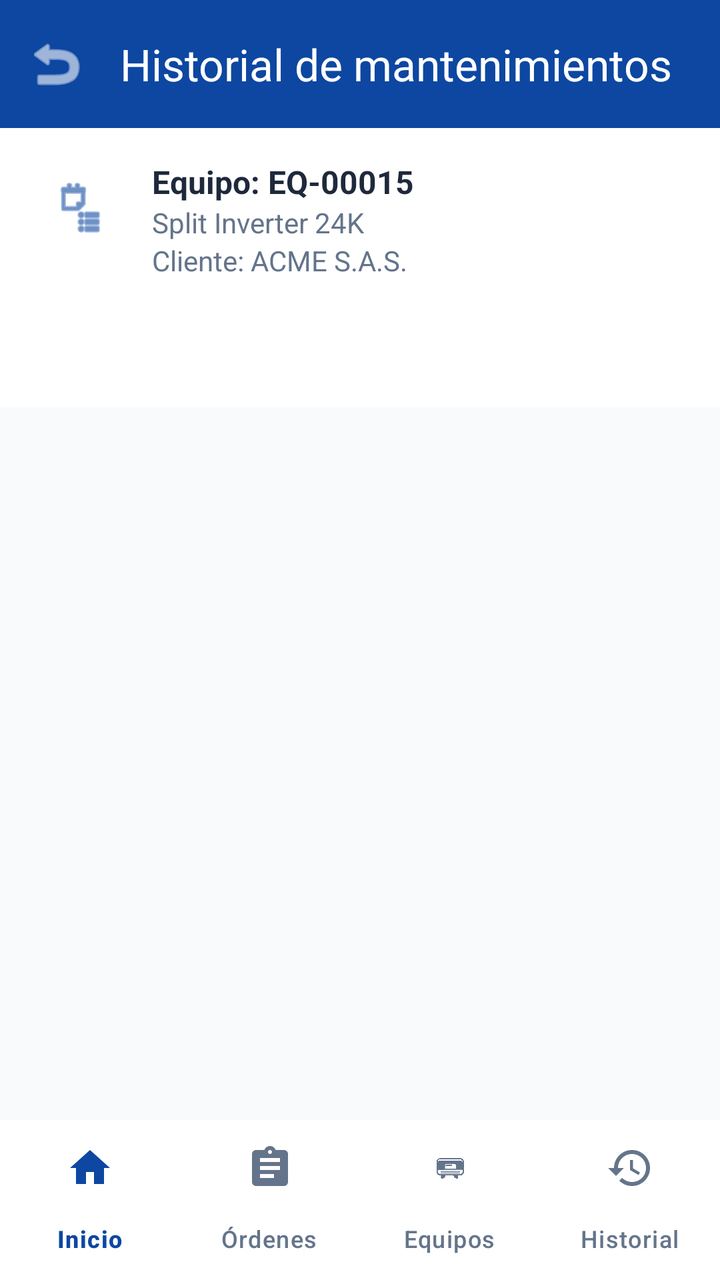
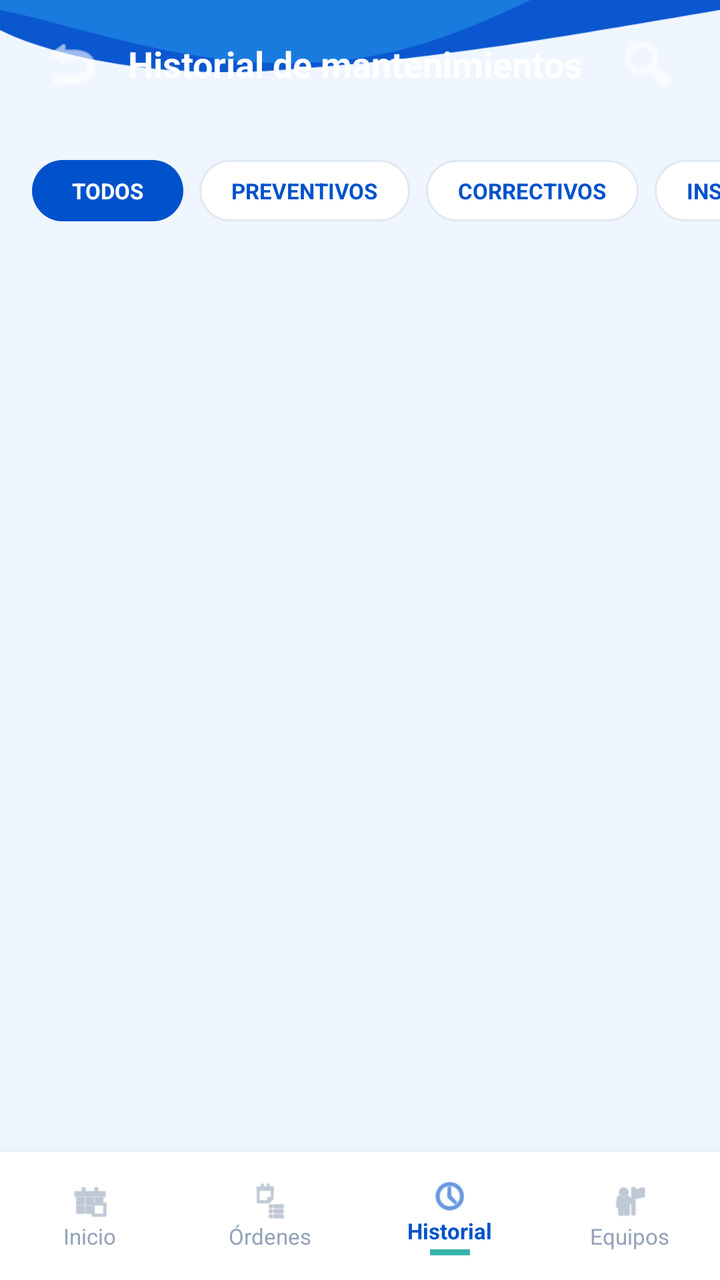

Compare the two renders of this Android layout. The source of the first and the diff that turns it into the second are given below.
<!-- AndroidManifest.xml: application theme Theme.ClimaTrack -->
<!-- res/layout/activity_historial.xml -->
<?xml version="1.0" encoding="utf-8"?>
<androidx.coordinatorlayout.widget.CoordinatorLayout
    xmlns:android="http://schemas.android.com/apk/res/android"
    xmlns:app="http://schemas.android.com/apk/res-auto"
    android:layout_width="match_parent"
    android:layout_height="match_parent"
    android:background="#F8FAFC">

    <com.google.android.material.appbar.AppBarLayout
        android:layout_width="match_parent"
        android:layout_height="wrap_content">

        <com.google.android.material.appbar.MaterialToolbar
            android:id="@+id/toolbar"
            android:layout_width="match_parent"
            android:layout_height="?attr/actionBarSize"
            android:background="#0D47A1"
            app:navigationIcon="@android:drawable/ic_menu_revert"
            app:navigationIconTint="@color/white"
            app:title="Historial de mantenimientos"
            app:titleTextColor="@color/white" />
    </com.google.android.material.appbar.AppBarLayout>

    <LinearLayout
        android:layout_width="match_parent"
        android:layout_height="match_parent"
        android:orientation="vertical"
        app:layout_behavior="@string/appbar_scrolling_view_behavior">

        
        <LinearLayout
            android:layout_width="match_parent"
            android:layout_height="wrap_content"
            android:background="@color/white"
            android:padding="16dp">

            <ImageView
                android:layout_width="48dp"
                android:layout_height="48dp"
                android:background="@drawable/bg_circle_white"
                android:padding="10dp"
                android:src="@android:drawable/ic_menu_agenda"
                app:tint="#0D47A1" />

            <LinearLayout
                android:layout_width="match_parent"
                android:layout_height="wrap_content"
                android:layout_marginStart="12dp"
                android:orientation="vertical">

                <TextView
                    android:layout_width="wrap_content"
                    android:layout_height="wrap_content"
                    android:text="Equipo: EQ-00015"
                    android:textColor="#1E293B"
                    android:textSize="16sp"
                    android:textStyle="bold" />

                <TextView
                    android:layout_width="wrap_content"
                    android:layout_height="wrap_content"
                    android:text="Split Inverter 24K"
                    android:textColor="#64748B"
                    android:textSize="14sp" />

                <TextView
                    android:layout_width="wrap_content"
                    android:layout_height="wrap_content"
                    android:text="Cliente: ACME S.A.S."
                    android:textColor="#64748B"
                    android:textSize="14sp" />
            </LinearLayout>
        </LinearLayout>

        
        <com.google.android.material.tabs.TabLayout
            android:id="@+id/tabLayout"
            android:layout_width="match_parent"
            android:layout_height="wrap_content"
            android:background="@color/white"
            app:tabIndicatorColor="#0D47A1"
            app:tabMode="scrollable"
            app:tabSelectedTextColor="#0D47A1"
            app:tabTextColor="#64748B" />

        
        <androidx.recyclerview.widget.RecyclerView
            android:id="@+id/rvHistorial"
            android:layout_width="match_parent"
            android:layout_height="0dp"
            android:layout_weight="1"
            android:paddingTop="8dp"
            android:paddingBottom="8dp" />

        
        <com.google.android.material.bottomnavigation.BottomNavigationView
            android:id="@+id/bottomNavigation"
            android:layout_width="match_parent"
            android:layout_height="wrap_content"
            android:background="@color/white"
            app:backgroundTint="@android:color/white"
            app:elevation="8dp"
            app:itemActiveIndicatorStyle="@null"
            app:itemIconTint="@color/bottom_nav_colors"
            app:itemTextColor="@color/bottom_nav_colors"
            app:labelVisibilityMode="labeled"
            app:menu="@menu/bottom_menu" />
    </LinearLayout>

</androidx.coordinatorlayout.widget.CoordinatorLayout>
<!-- resources referenced by this layout -->
<resources>
  <color name="white">#FFFFFFFF</color>
  <!-- drawable bg_circle_white (drawable) -->
  <shape xmlns:android="http://schemas.android.com/apk/res/android"
      android:shape="oval">
      <solid android:color="@android:color/white" />
  </shape>
  <style name="Theme.ClimaTrack" parent="Base.Theme.ClimaTrack" />
  <color name="primary">#0D50B5</color>
  <color name="on_primary">#FFFFFF</color>
  <color name="primary_container">#D9EEFF</color>
  <color name="on_primary_container">#06366F</color>
  <color name="secondary">#68D0BC</color>
  <color name="on_secondary">#073A35</color>
  <color name="secondary_container">#D8F5EF</color>
  <color name="on_secondary_container">#12483F</color>
  <style name="Widget.App.BottomNavigationView" parent="Widget.Material3.BottomNavigationView">
          <item name="indicatorColor">#33FFFFFF</item>
          <item name="itemIconTint">@color/bottom_nav_colors_white</item>
          <item name="itemTextColor">@color/bottom_nav_colors_white</item>
          <item name="backgroundTint">#0D47A1</item>
      </style>
  <style name="ShapeAppearance.ClimaTrack.Small" parent="ShapeAppearance.Material3.SmallComponent">
          <item name="cornerSize">8dp</item>
      </style>
  <style name="ShapeAppearance.ClimaTrack.Medium" parent="ShapeAppearance.Material3.MediumComponent">
          <item name="cornerSize">16dp</item>
      </style>
  <style name="ShapeAppearance.ClimaTrack.Large" parent="ShapeAppearance.Material3.LargeComponent">
          <item name="cornerSize">28dp</item>
      </style>
  <!-- unchanged entries left out for length: 1 -->
</resources>

<!-- the commit's change to res/layout/activity_historial.xml (unified diff, before → after) -->
@@ -1,110 +1,309 @@
 <?xml version="1.0" encoding="utf-8"?>
-<androidx.coordinatorlayout.widget.CoordinatorLayout
-    xmlns:android="http://schemas.android.com/apk/res/android"
+<androidx.constraintlayout.widget.ConstraintLayout xmlns:android="http://schemas.android.com/apk/res/android"
+    xmlns:app="http://schemas.android.com/apk/res-auto"
+    xmlns:tools="http://schemas.android.com/tools"
+    android:layout_width="match_parent"
+    android:layout_height="match_parent"
+    tools:context=".activities.HistorialActivity">
+
+    
+    <ImageView
+        android:id="@+id/ivFondoPantalla"
+        android:layout_width="0dp"
+        android:layout_height="0dp"
+        android:contentDescription="@null"
+        android:scaleType="centerCrop"
+        android:src="@drawable/bg_detalle_orden"
+        app:layout_constraintBottom_toBottomOf="parent"
+        app:layout_constraintEnd_toEndOf="parent"
+        app:layout_constraintStart_toStartOf="parent"
+        app:layout_constraintTop_toTopOf="parent" />
+
+    
+    <RelativeLayout
+        android:id="@+id/headerToolbar"
+        android:layout_width="match_parent"
+        android:layout_height="64dp"
+        android:paddingHorizontal="20dp"
+        app:layout_constraintTop_toTopOf="parent">
+
+        <ImageButton
+            android:id="@+id/btnBack"
+            android:layout_width="32dp"
+            android:layout_height="32dp"
+            android:layout_alignParentStart="true"
+            android:layout_centerVertical="true"
+            android:background="?attr/selectableItemBackgroundBorderless"
+            android:contentDescription="Regresar"
+            android:src="@android:drawable/ic_menu_revert"
+            app:tint="@android:color/white" />
+
+        <TextView
+            android:layout_width="wrap_content"
+            android:layout_height="wrap_content"
+            android:layout_centerVertical="true"
+            android:layout_marginStart="12dp"
+            android:layout_toEndOf="@id/btnBack"
+            android:text="Historial de mantenimientos"
+            android:textColor="@android:color/white"
+            android:textSize="18sp"
+            android:textStyle="bold" />
+
+        <ImageButton
+            android:id="@+id/btnFiltroHeader"
+            android:layout_width="32dp"
+            android:layout_height="32dp"
+            android:layout_alignParentEnd="true"
+            android:layout_centerVertical="true"
+            android:background="?attr/selectableItemBackgroundBorderless"
+            android:contentDescription="Filtro"
+            android:src="@android:drawable/ic_menu_search"
+            app:tint="@android:color/white" />
+
+    </RelativeLayout>
+
+    
+    <HorizontalScrollView
+        android:id="@+id/filtersContainer"
+        android:layout_width="match_parent"
+        android:layout_height="wrap_content"
+        android:layout_marginTop="8dp"
+        android:clipToPadding="false"
+        android:paddingHorizontal="16dp"
+        android:scrollbars="none"
+        app:layout_constraintTop_toBottomOf="@id/headerToolbar">
+
+        <LinearLayout
+            android:layout_width="wrap_content"
+            android:layout_height="wrap_content"
+            android:orientation="horizontal"
+            android:paddingVertical="8dp">
+
+            <TextView
+                android:id="@+id/chipTodos"
+                android:layout_width="wrap_content"
+                android:layout_height="wrap_content"
+                android:layout_marginEnd="8dp"
+                android:background="@drawable/bg_chip_selected"
+                android:paddingHorizontal="20dp"
+                android:paddingVertical="8dp"
+                android:text="TODOS"
+                android:textColor="@android:color/white"
+                android:textSize="11sp"
+                android:textStyle="bold" />
+
+            <TextView
+                android:id="@+id/chipPreventivo"
+                android:layout_width="wrap_content"
+                android:layout_height="wrap_content"
+                android:layout_marginEnd="8dp"
+                android:background="@drawable/bg_chip_unselected"
+                android:paddingHorizontal="16dp"
+                android:paddingVertical="8dp"
+                android:text="PREVENTIVOS"
+                android:textColor="#0052CC"
+                android:textSize="11sp"
+                android:textStyle="bold" />
+
+            <TextView
+                android:id="@+id/chipCorrectivo"
+                android:layout_width="wrap_content"
+                android:layout_height="wrap_content"
+                android:layout_marginEnd="8dp"
+                android:background="@drawable/bg_chip_unselected"
+                android:paddingHorizontal="16dp"
+                android:paddingVertical="8dp"
+                android:text="CORRECTIVOS"
+                android:textColor="#0052CC"
+                android:textSize="11sp"
+                android:textStyle="bold" />
+
+            <TextView
+                android:id="@+id/chipInspeccion"
+                android:layout_width="wrap_content"
+                android:layout_height="wrap_content"
+                android:background="@drawable/bg_chip_unselected"
+                android:paddingHorizontal="16dp"
+                android:paddingVertical="8dp"
+                android:text="INSPECCIONES"
+                android:textColor="#0052CC"
+                android:textSize="11sp"
+                android:textStyle="bold" />
+        </LinearLayout>
+    </HorizontalScrollView>
+
+    
+    <androidx.recyclerview.widget.RecyclerView
+        android:id="@+id/rvHistorial"
+        android:layout_width="0dp"
+        android:layout_height="0dp"
+        android:layout_marginTop="8dp"
+        android:clipToPadding="false"
+        android:paddingBottom="16dp"
+        app:layout_constraintBottom_toTopOf="@id/bottomNavigation"
+        app:layout_constraintEnd_toEndOf="parent"
+        app:layout_constraintStart_toStartOf="parent"
+        app:layout_constraintTop_toBottomOf="@id/filtersContainer"
+        tools:listitem="@layout/item_historial" />
+
+    
+    <LinearLayout
+        android:id="@+id/bottomNavigation"
+        android:layout_width="match_parent"
+        android:layout_height="64dp"
+        android:background="#FFFFFF"
+        android:elevation="8dp"
+        android:orientation="horizontal"
+        app:layout_constraintBottom_toBottomOf="parent">
+
+        <LinearLayout
+            android:id="@+id/navHome"
+            android:layout_width="0dp"
+            android:layout_height="match_parent"
+            android:layout_weight="1"
+            android:gravity="center"
+            android:orientation="vertical"
+            android:clickable="true"
+            android:focusable="true"
+            android:background="?attr/selectableItemBackground">
+
+            <ImageView
+                android:layout_width="20dp"
+                android:layout_height="20dp"
+                android:src="@android:drawable/ic_menu_today"
+                app:tint="#94A3B8" />
+
+            <TextView
+                android:layout_width="wrap_content"
+                android:layout_height="wrap_content"
+                android:text="Inicio"
+                android:textColor="#94A3B8"
+                android:textSize="11sp" />
+        </LinearLayout>
+
+        <LinearLayout
+            android:id="@+id/navOrdenes"
+            android:layout_width="0dp"
+            android:layout_height="match_parent"
+            android:layout_weight="1"
+            android:gravity="center"
+            android:orientation="vertical"
+            android:clickable="true"
+            android:focusable="true"
+            android:background="?attr/selectableItemBackground">
+
+            <ImageView
+                android:layout_width="20dp"
+                android:layout_height="20dp"
+                android:src="@android:drawable/ic_menu_agenda"
+                app:tint="#94A3B8" />
+
+            <TextView
+                android:layout_width="wrap_content"
+                android:layout_height="wrap_content"
+                android:text="Órdenes"
+                android:textColor="#94A3B8"
+                android:textSize="11sp" />
+        </LinearLayout>
+
+        <LinearLayout
+            android:id="@+id/navHistorial"
+            android:layout_width="0dp"
+            android:layout_height="match_parent"
+            android:layout_weight="1"
+            android:gravity="center"
+            android:orientation="vertical"
+            android:clickable="true"
+            android:focusable="true"
+            android:background="?attr/selectableItemBackground">
+
+            <ImageView
+                android:layout_width="20dp"
+                android:layout_height="20dp"
+                android:src="@android:drawable/ic_menu_recent_history"
+                app:tint="#0052CC" />
+
+            <TextView
+                android:layout_width="wrap_content"
+                android:layout_height="wrap_content"
+                android:text="Historial"
+                android:textColor="#0052CC"
+                android:textSize="11sp"
+                android:textStyle="bold" />
+
+            <View
+                android:layout_width="20dp"
+                android:layout_height="3dp"
+                android:layout_marginTop="2dp"
+                android:background="#38B2AC" />
+        </LinearLayout>
+
+        <LinearLayout
+            android:id="@+id/navEquipos"
+            android:layout_width="0dp"
+            android:layout_height="match_parent"
+            android:layout_weight="1"
+            android:gravity="center"
+            android:orientation="vertical"
+            android:clickable="true"
+            android:focusable="true"
+            android:background="?attr/selectableItemBackground">
+
+            <ImageView
+                android:layout_width="20dp"
+                android:layout_height="20dp"
+                android:src="@android:drawable/ic_menu_myplaces"
+                app:tint="#94A3B8" />
+
+            <TextView
+                android:layout_width="wrap_content"
+                android:layout_height="wrap_content"
+                android:text="Equipos"
+                android:textColor="#94A3B8"
+                android:textSize="11sp" />
+        </LinearLayout>
+    </LinearLayout>
+
+</androidx.constraintlayout.widget.ConstraintLayout>
+<!-- res/layout/item_historial.xml (included above) -->
+<?xml version="1.0" encoding="utf-8"?>
+<LinearLayout xmlns:android="http://schemas.android.com/apk/res/android"
     xmlns:app="http://schemas.android.com/apk/res-auto"
     android:layout_width="match_parent"
-    android:layout_height="match_parent"
-    android:background="#F8FAFC">
-
-    <com.google.android.material.appbar.AppBarLayout
-        android:layout_width="match_parent"
-        android:layout_height="wrap_content">
-
-        <com.google.android.material.appbar.MaterialToolbar
-            android:id="@+id/toolbar"
-            android:layout_width="match_parent"
-            android:layout_height="?attr/actionBarSize"
-            android:background="#0D47A1"
-            app:navigationIcon="@android:drawable/ic_menu_revert"
-            app:navigationIconTint="@color/white"
-            app:title="Historial de mantenimientos"
-            app:titleTextColor="@color/white" />
-    </com.google.android.material.appbar.AppBarLayout>
+    android:layout_height="wrap_content"
+    android:orientation="vertical">
 
     <LinearLayout
         android:layout_width="match_parent"
-        android:layout_height="match_parent"
-        android:orientation="vertical"
-        app:layout_behavior="@string/appbar_scrolling_view_behavior">
-
-        
-        <LinearLayout
-            android:layout_width="match_parent"
+        android:layout_height="48dp"
+        android:gravity="center_vertical"
+        android:paddingHorizontal="16dp">
+
+        <ImageView
+            android:id="@+id/imgIconoItem"
+            android:layout_width="28dp"
+            android:layout_height="28dp"
+            android:background="@drawable/circulo_claro"
+            android:padding="5dp"
+            android:src="@drawable/ic_pendiente"
+             />
+
+        <TextView
+            android:id="@+id/tvNombreItem"
+            android:layout_width="wrap_content"
             android:layout_height="wrap_content"
-            android:background="@color/white"
-            android:padding="16dp">
-
-            <ImageView
-                android:layout_width="48dp"
-                android:layout_height="48dp"
-                android:background="@drawable/bg_circle_white"
-                android:padding="10dp"
-                android:src="@android:drawable/ic_menu_agenda"
-                app:tint="#0D47A1" />
-
-            <LinearLayout
-                android:layout_width="match_parent"
-                android:layout_height="wrap_content"
-                android:layout_marginStart="12dp"
-                android:orientation="vertical">
-
-                <TextView
-                    android:layout_width="wrap_content"
-                    android:layout_height="wrap_content"
-                    android:text="Equipo: EQ-00015"
-                    android:textColor="#1E293B"
-                    android:textSize="16sp"
-                    android:textStyle="bold" />
-
-                <TextView
-                    android:layout_width="wrap_content"
-                    android:layout_height="wrap_content"
-                    android:text="Split Inverter 24K"
-                    android:textColor="#64748B"
-                    android:textSize="14sp" />
-
-                <TextView
-                    android:layout_width="wrap_content"
-                    android:layout_height="wrap_content"
-                    android:text="Cliente: ACME S.A.S."
-                    android:textColor="#64748B"
-                    android:textSize="14sp" />
-            </LinearLayout>
-        </LinearLayout>
-
-        
-        <com.google.android.material.tabs.TabLayout
-            android:id="@+id/tabLayout"
-            android:layout_width="match_parent"
-            android:layout_height="wrap_content"
-            android:background="@color/white"
-            app:tabIndicatorColor="#0D47A1"
-            app:tabMode="scrollable"
-            app:tabSelectedTextColor="#0D47A1"
-            app:tabTextColor="#64748B" />
-
-        
-        <androidx.recyclerview.widget.RecyclerView
-            android:id="@+id/rvHistorial"
-            android:layout_width="match_parent"
-            android:layout_height="0dp"
-            android:layout_weight="1"
-            android:paddingTop="8dp"
-            android:paddingBottom="8dp" />
-
-        
-        <com.google.android.material.bottomnavigation.BottomNavigationView
-            android:id="@+id/bottomNavigation"
-            android:layout_width="match_parent"
-            android:layout_height="wrap_content"
-            android:background="@color/white"
-            app:backgroundTint="@android:color/white"
-            app:elevation="8dp"
-            app:itemActiveIndicatorStyle="@null"
-            app:itemIconTint="@color/bottom_nav_colors"
-            app:itemTextColor="@color/bottom_nav_colors"
-            app:labelVisibilityMode="labeled"
-            app:menu="@menu/bottom_menu" />
+            android:layout_marginStart="14dp"
+            android:text="Item 0"
+            android:textColor="#172F55"
+            android:textSize="14sp" />
+
     </LinearLayout>
 
-</androidx.coordinatorlayout.widget.CoordinatorLayout>
+    <View
+        android:id="@+id/viewDivider"
+        android:layout_width="match_parent"
+        android:layout_height="1dp"
+        android:layout_marginHorizontal="16dp"
+        android:background="#EAF0F8" />
+
+</LinearLayout>
<!-- resource entries referenced after the edit -->
@@ -1,11 +1,75 @@
 <!-- resources referenced by this layout -->
 <resources>
-  <color name="white">#FFFFFFFF</color>
-  <!-- drawable bg_circle_white (drawable) -->
+  <!-- drawable bg_chip_selected (drawable) -->
+  <?xml version="1.0" encoding="utf-8"?>
+  <shape xmlns:android="http://schemas.android.com/apk/res/android"
+      android:shape="rectangle">
+      <solid android:color="#0052CC" />
+      <corners android:radius="20dp" />
+  </shape>
+  <!-- drawable bg_chip_unselected (drawable) -->
+  <?xml version="1.0" encoding="utf-8"?>
+  <shape xmlns:android="http://schemas.android.com/apk/res/android"
+      android:shape="rectangle">
+      <solid android:color="#FFFFFF" />
+      <stroke android:width="1dp" android:color="#E2E8F0" />
+      <corners android:radius="20dp" />
+  </shape>
+  <!-- drawable bg_detalle_orden (drawable) -->
+  <?xml version="1.0" encoding="utf-8"?>
+  <vector xmlns:android="http://schemas.android.com/apk/res/android"
+      android:width="360dp"
+      android:height="800dp"
+      android:viewportWidth="360"
+      android:viewportHeight="800">
+  
+      
+      <path
+          android:fillColor="#EFF6FF"
+          android:pathData="M0,0h360v800h-360z" />
+  
+      
+      <path
+          android:fillColor="#0B57D0"
+          android:pathData="M0,0 H360 V85 C300,95 220,110 140,115 C70,120 20,105 0,95 Z" />
+  
+      
+      <path
+          android:fillColor="#2DD4BF"
+          android:pathData="M240,0 C270,30 310,40 360,45 V0 Z" />
+  
+      
+      <path
+          android:pathData="M260,0 C285,35 320,48 360,52"
+          android:strokeColor="#FFFFFF"
+          android:strokeWidth="1.5" />
+  
+      
+      <path
+          android:fillColor="#38BDF8"
+          android:pathData="M0,85 C50,95 120,125 200,105 C260,90 310,50 360,45 L360,0 L0,0 Z"
+          android:fillAlpha="0.35" />
+  
+      
+      <path
+          android:fillColor="#1D4ED8"
+          android:pathData="M0,800 L360,800 V680 C300,720 220,780 160,780 C90,780 40,730 0,710 Z" />
+  
+      <path
+          android:fillColor="#2DD4BF"
+          android:pathData="M0,800 L360,800 V720 C280,740 180,720 120,680 C60,640 20,680 0,710 Z"
+          android:fillAlpha="0.5" />
+  
+  </vector>
+  <!-- drawable circulo_claro (drawable) -->
+  <?xml version="1.0" encoding="utf-8"?>
   <shape xmlns:android="http://schemas.android.com/apk/res/android"
       android:shape="oval">
-      <solid android:color="@android:color/white" />
+  
+      <solid android:color="#E1F1FF" />
+  
   </shape>
+  <!-- drawable ic_pendiente: png bitmap (drawable, 263395 bytes) -->
   <style name="Theme.ClimaTrack" parent="Base.Theme.ClimaTrack" />
   <color name="primary">#0D50B5</color>
   <color name="on_primary">#FFFFFF</color>
